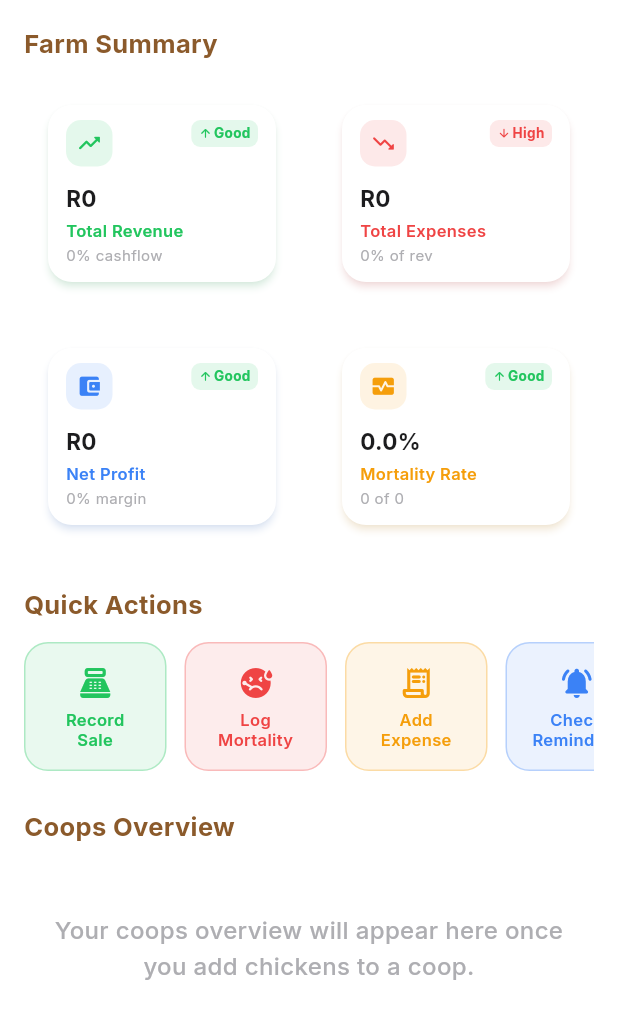
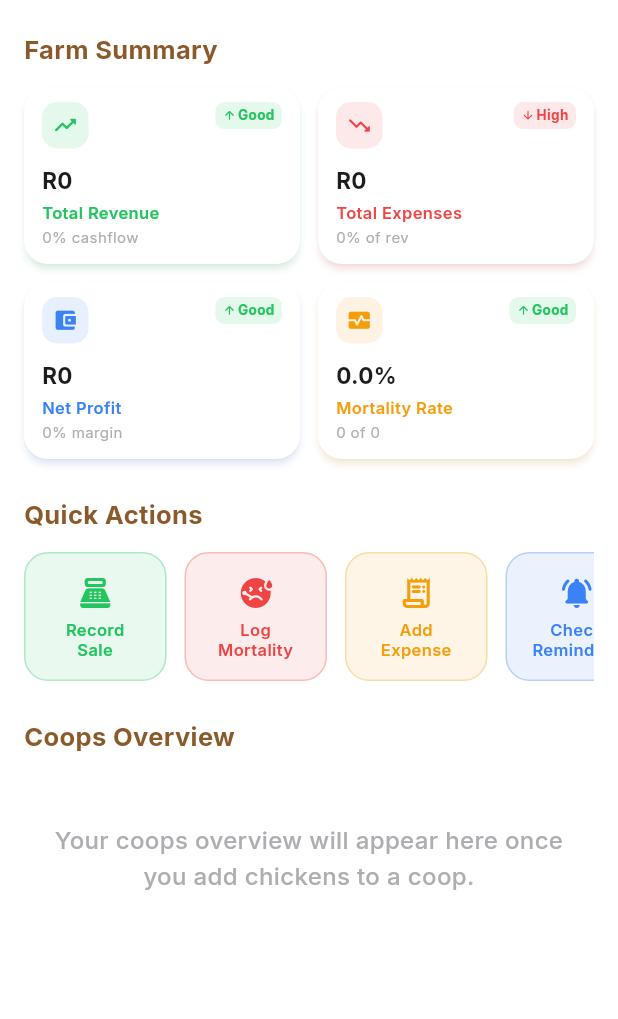
Before and after one commit to 212171077/poultry-pal-plus-system, a Flutter app: the FarmDashboard widget shown alone on an empty page, opened directly with empty values, on a phone screen of 412 x 824 dp. Shown: the top 1019 px of the screen. Run offline on Flutter 3.47's test engine with Material 3 defaults, Android fonts, the phone set to English and light mode, and no system bars; our stand-ins replace cookie_jar, dio, dio_cookie_manager, dropdown_button2, flutter_animate, google_fonts and 4 more; missing offline and left inert: flutter_session_manager; accounts and stored records are empty.

Commit message:
Look and feel fix, fix the issue with margins

```diff
--- a/poultry_pal_plus_app/lib/screens/farm_dashboard.dart
+++ b/poultry_pal_plus_app/lib/screens/farm_dashboard.dart
@@ -71,7 +71,7 @@ class _FarmDashboardState extends State<FarmDashboard> {
             : 0.0;
 
         return ListView(
-            padding: const EdgeInsets.fromLTRB(16, 16, 16, 96),
+            padding: const EdgeInsets.fromLTRB(16, 20, 16, 96),
             children: [
                 _sectionHeader(context, 'Farm Summary'),
                 const SizedBox(height: 12),
@@ -170,6 +170,7 @@ class _FarmDashboardState extends State<FarmDashboard> {
         final ind = positive ? AppColors.success : AppColors.error;
         return Card(
             elevation: 2,
+            margin: EdgeInsets.zero,
             shadowColor: color.withValues(alpha: 0.25),
             shape: RoundedRectangleBorder(borderRadius: BorderRadius.circular(16)),
             color: AppColors.surface(context),
@@ -510,7 +511,7 @@ class _FarmDashboardState extends State<FarmDashboard> {
             baseColor: dark ? const Color(0xFF243224) : const Color(0xFFE8DDD5),
             highlightColor: dark ? const Color(0xFF3A5230) : const Color(0xFFF5EDE5),
             child: ListView(
-                padding: const EdgeInsets.fromLTRB(16, 16, 16, 96),
+                padding: const EdgeInsets.fromLTRB(16, 20, 16, 96),
                 children: [
                     _sBox(w: 130, h: 18),
                     const SizedBox(height: 12),
--- a/poultry_pal_plus_app/lib/screens/home_screen.dart
+++ b/poultry_pal_plus_app/lib/screens/home_screen.dart
@@ -233,6 +233,7 @@ class _HomeScreenState extends State<HomeScreen> {
             pinned: true,
             floating: false,
             snap: false,
+            automaticallyImplyLeading: false,
             forceElevated: innerBoxIsScrolled,
             backgroundColor: AppColors.surface(context),
             foregroundColor: AppColors.adaptivePrimary(context),
@@ -382,7 +383,7 @@ class _HomeScreenState extends State<HomeScreen> {
     Widget _buildQuickStatsRow() {
         return Container(
             color: Theme.of(context).scaffoldBackgroundColor,
-            padding: const EdgeInsets.symmetric(horizontal: 12, vertical: 10),
+            padding: const EdgeInsets.symmetric(horizontal: 16, vertical: 10),
             child: Row(
                 children: [
                     _buildStatCard('Coops', '$_totalActiveCoops',
```
